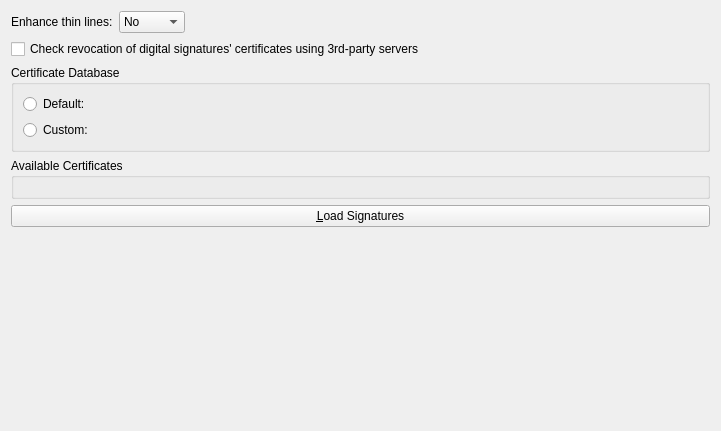
First picture: the form in generators/poppler/conf/pdfsettingswidget.ui, repository emtee40/okular-android-docview, before the edit.
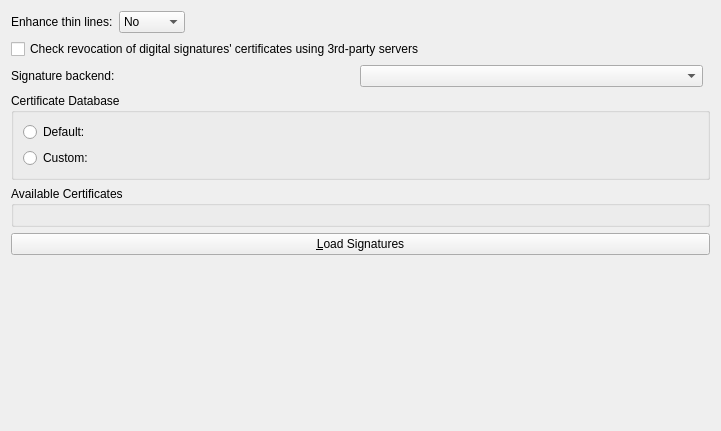
Second picture: the form after the edit. Custom widgets are drawn as their Qt base class.

Commit message:
PDF signature backend configuration and adaptions
 - Configuration UI for backend selection
 - If backend don't handle password itself, no reason to
   do the things with password

What changed in the file:
```diff
--- a/generators/poppler/conf/pdfsettingswidget.ui
+++ b/generators/poppler/conf/pdfsettingswidget.ui
@@ -67,6 +67,27 @@
      </property>
     </widget>
    </item>
+   <item>
+    <layout class="QHBoxLayout" name="signatureBackendLayout">
+     <item>
+      <widget class="QLabel" name="label_2">
+       <property name="text">
+        <string>Signature backend:</string>
+       </property>
+      </widget>
+     </item>
+     <item>
+      <widget class="KComboBox" name="kcfg_SignatureBackend"/>
+     </item>
+     <item>
+      <spacer name="horizontalSpacer_2">
+       <property name="orientation">
+        <enum>Qt::Horizontal</enum>
+       </property>
+      </spacer>
+     </item>
+    </layout>
+   </item>
    <item>
     <widget class="QGroupBox" name="certDBGroupBox">
      <property name="title">
```
The commit also changes 5 other files.
